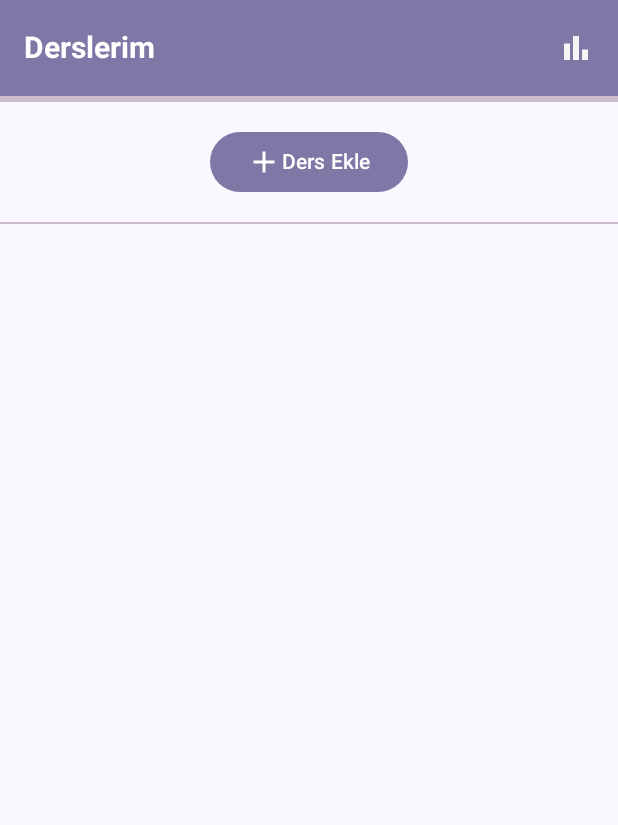
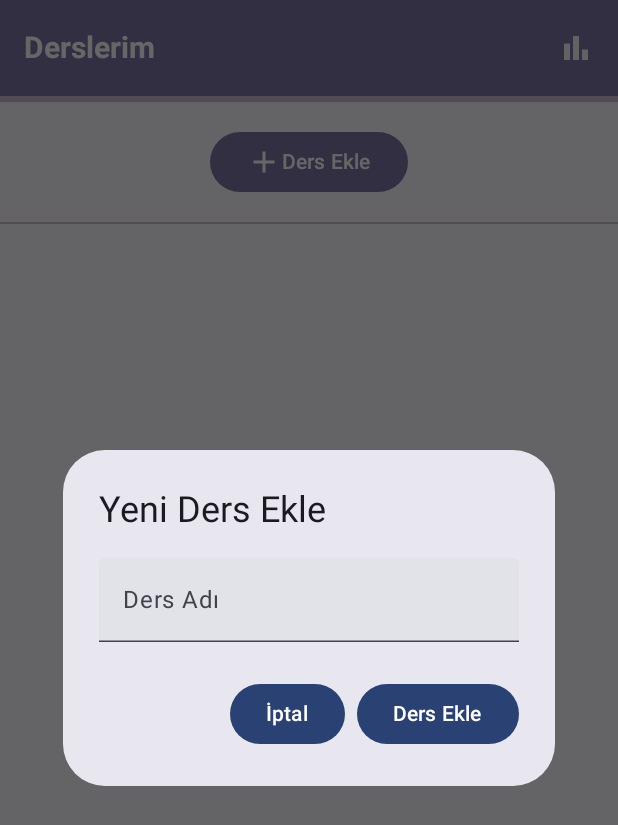
Before and after one commit to senajpeg/DersTakip, an Android app built with Jetpack Compose: the CourseListScreen screen opened through its navigation route, after a tap on "Ders Ekle", on a phone screen of 412 x 824 dp. Shown: the top 825 px of the screen. Run offline under Robolectric (Android 15) with nearby library versions, the light colour scheme and no system bars; our stand-ins replace Dagger/Hilt's generated code; 2 statements that could not run were skipped.

Commit message:
Update added

```diff
--- a/app/src/main/java/com/senaaksoy/derstakip/navigation/AppNavigation.kt
+++ b/app/src/main/java/com/senaaksoy/derstakip/navigation/AppNavigation.kt
@@ -56,7 +56,12 @@ fun AppNavigation(viewModel: CourseViewModel = hiltViewModel()) {
                 composable(route = Screen.CourseListScreen.route) {
                     CourseListScreen(
                         navController = navController,
-                        courseList = uistate
+                        courseList = uistate,
+                        currentRoute = currentRoute,
+                        courseName = viewModel.inputCourseName,
+                        setCourseName = {viewModel.upDateCourseName(it)},
+                        saveCourse = {name->viewModel.saveCourse(name)},
+                        clearItem = {viewModel.clearCourses()}
                     )
 
                 }
--- a/app/src/main/java/com/senaaksoy/derstakip/screens/CourseListScreen.kt
+++ b/app/src/main/java/com/senaaksoy/derstakip/screens/CourseListScreen.kt
@@ -2,17 +2,30 @@ package com.senaaksoy.derstakip.screens
 
 import androidx.compose.foundation.layout.Column
 import androidx.compose.foundation.layout.Row
+import androidx.compose.foundation.layout.Spacer
 import androidx.compose.foundation.layout.fillMaxSize
 import androidx.compose.foundation.layout.fillMaxWidth
 import androidx.compose.foundation.layout.padding
+import androidx.compose.foundation.lazy.LazyColumn
+import androidx.compose.foundation.lazy.items
+import androidx.compose.foundation.shape.RoundedCornerShape
 import androidx.compose.material.icons.Icons
 import androidx.compose.material.icons.filled.Add
+import androidx.compose.material.icons.filled.Edit
+import androidx.compose.material3.AlertDialog
 import androidx.compose.material3.Button
 import androidx.compose.material3.ButtonDefaults
+import androidx.compose.material3.Card
+import androidx.compose.material3.CardDefaults
 import androidx.compose.material3.Divider
 import androidx.compose.material3.Icon
+import androidx.compose.material3.MaterialTheme
 import androidx.compose.material3.Text
+import androidx.compose.material3.TextField
+import androidx.compose.material3.TextFieldColors
+import androidx.compose.material3.TextFieldDefaults
 import androidx.compose.runtime.Composable
+import androidx.compose.runtime.LaunchedEffect
 import androidx.compose.runtime.getValue
 import androidx.compose.runtime.mutableStateOf
 import androidx.compose.runtime.remember
@@ -21,25 +34,42 @@ import androidx.compose.ui.Alignment
 import androidx.compose.ui.Modifier
 import androidx.compose.ui.graphics.Color
 import androidx.compose.ui.res.stringResource
+import androidx.compose.ui.text.TextStyle
 import androidx.compose.ui.unit.dp
+import androidx.compose.ui.unit.sp
 import androidx.navigation.NavController
 import com.senaaksoy.derstakip.R
+import com.senaaksoy.derstakip.navigation.Screen
 import com.senaaksoy.derstakip.roomDb.Course
+import com.senaaksoy.derstakip.viewModel.CourseViewModel
 
 @Composable
 fun CourseListScreen(
     modifier: Modifier = Modifier,
     courseList: List<Course>,
-    navController: NavController
+    navController: NavController,
+    courseName: String,
+    setCourseName: (String) -> Unit,
+    saveCourse: (String) -> Unit,
+    clearItem: () -> Unit,
+    currentRoute: String
 ) {
+
+    LaunchedEffect(currentRoute) {
+        if (currentRoute == Screen.CourseListScreen.route) {
+            clearItem()
+        }
+    }
+
     var isDialogOpen by remember { mutableStateOf(false) }
+
 
     Column(
         modifier = Modifier.fillMaxSize(),
         horizontalAlignment = Alignment.CenterHorizontally
     ) {
         Button(
-            onClick = {},
+            onClick = {isDialogOpen=true},
             modifier = Modifier.padding(16.dp),
             colors = ButtonDefaults.buttonColors(Color(0xFF8177A7))
         ) {
@@ -56,14 +86,62 @@ fun CourseListScreen(
             thickness = 1.dp,
             modifier = Modifier.fillMaxWidth()
         )
-
-
-
-
-
+        LazyColumn {
+            items(courseList) { course ->
+                Card(
+                    modifier = modifier
+                        .fillMaxWidth()
+                        .padding(16.dp),
+                    colors = CardDefaults.cardColors(containerColor = Color(0xFFD3CBDA))
+                ) {
+                    Row(
+                        modifier = Modifier
+                            .padding(16.dp)
+                            .fillMaxWidth(),
+                        verticalAlignment = Alignment.CenterVertically) {
+                        Text(
+                            text = course.name,
+                            style = TextStyle(
+                                color = Color(0xFF463648),
+                                fontSize = 16.sp)
+                        )
+                        Spacer(modifier = modifier.weight(1f))
+                        Icon(
+                            imageVector = Icons.Filled.Edit,
+                            contentDescription = null,
+                            tint = Color.DarkGray
+                        )
+                    }
+                }
+            }
+        }
+        if(isDialogOpen){
+            AlertDialog(
+                onDismissRequest = {isDialogOpen=false},
+                confirmButton = {
+                    Button(
+                        onClick = {
+                            saveCourse(courseName)
+                            isDialogOpen=false
+                        }
+                    ) {
+                        Text(stringResource(R.string.ders_ekle))
+                    }
+                },
+                dismissButton = {
+                    Button(onClick = {isDialogOpen=false }) { Text(stringResource(R.string.iptal)) }
+                },
+                title = { Text(stringResource(R.string.yeni_ders_ekle)) },
+                text = {
+                        TextField(
+                            label = { Text(stringResource(R.string.ders_adi)) },
+                            value =courseName,
+                            onValueChange = {setCourseName(it)})
+                }
+            )
+        }
 
 
 
     }
-
 }
--- a/app/src/main/java/com/senaaksoy/derstakip/viewModel/CourseViewModel.kt
+++ b/app/src/main/java/com/senaaksoy/derstakip/viewModel/CourseViewModel.kt
@@ -1,5 +1,8 @@
 package com.senaaksoy.derstakip.viewModel
 
+import androidx.compose.runtime.getValue
+import androidx.compose.runtime.mutableStateOf
+import androidx.compose.runtime.setValue
 import androidx.lifecycle.ViewModel
 import androidx.lifecycle.viewModelScope
 import com.senaaksoy.derstakip.repository.CourseRepository
@@ -24,7 +27,28 @@ class CourseViewModel @Inject constructor(private val courseRepo:CourseRepositor
             }
         }
     }
+    var inputCourseName by mutableStateOf("")
+        private set
 
+    fun upDateCourseName(courseName: String){
+        inputCourseName=courseName
+
+    }
+    fun saveCourse(courseName : String){
+        val newItem=Course(
+            name = courseName
+        )
+        addDb(newItem)
+    }
+
+
+    private fun addDb(course:Course){
+        viewModelScope.launch { courseRepo.insert(course) }
+    }
+
+    fun clearCourses(){
+        inputCourseName=""
+    }
 
 
 
--- a/app/src/main/res/values/strings.xml
+++ b/app/src/main/res/values/strings.xml
@@ -5,4 +5,8 @@
     <string name="not_duzenleme">Not Düzenleme</string>
     <string name="istatistik">İstatistik</string>
     <string name="ders_ekle">Ders Ekle</string>
+    <string name="iptal">İptal</string>
+    <string name="ekle">Ekle</string>
+    <string name="yeni_ders_ekle">Yeni Ders Ekle</string>
+    <string name="ders_adi">Ders Adı</string>
 </resources>
```
